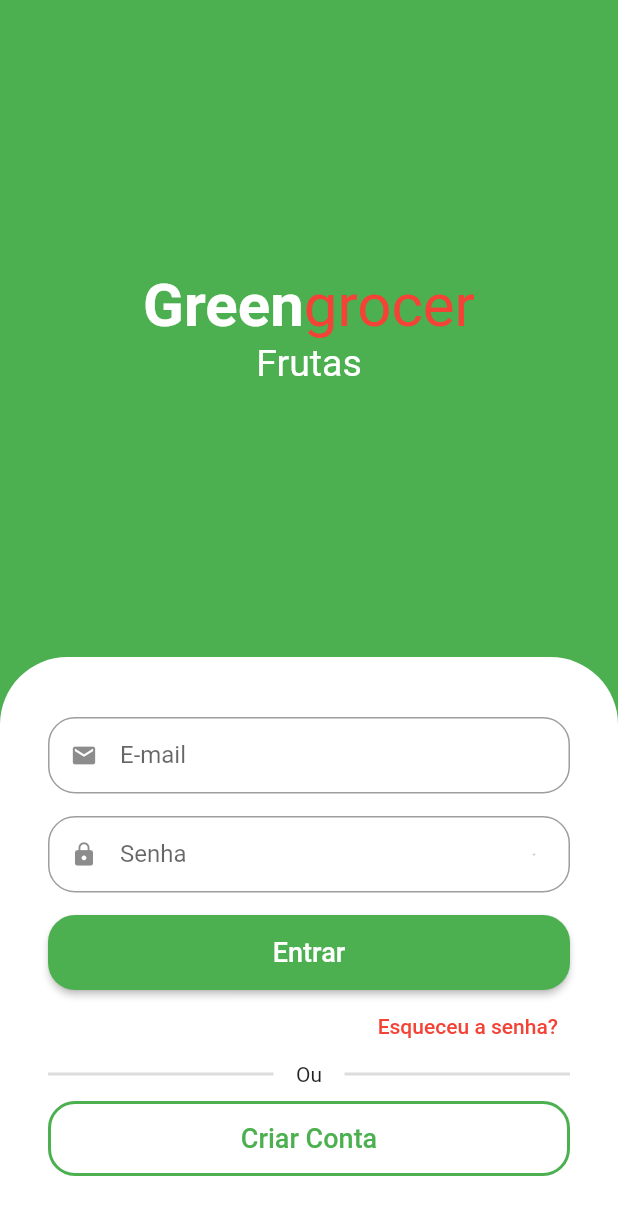
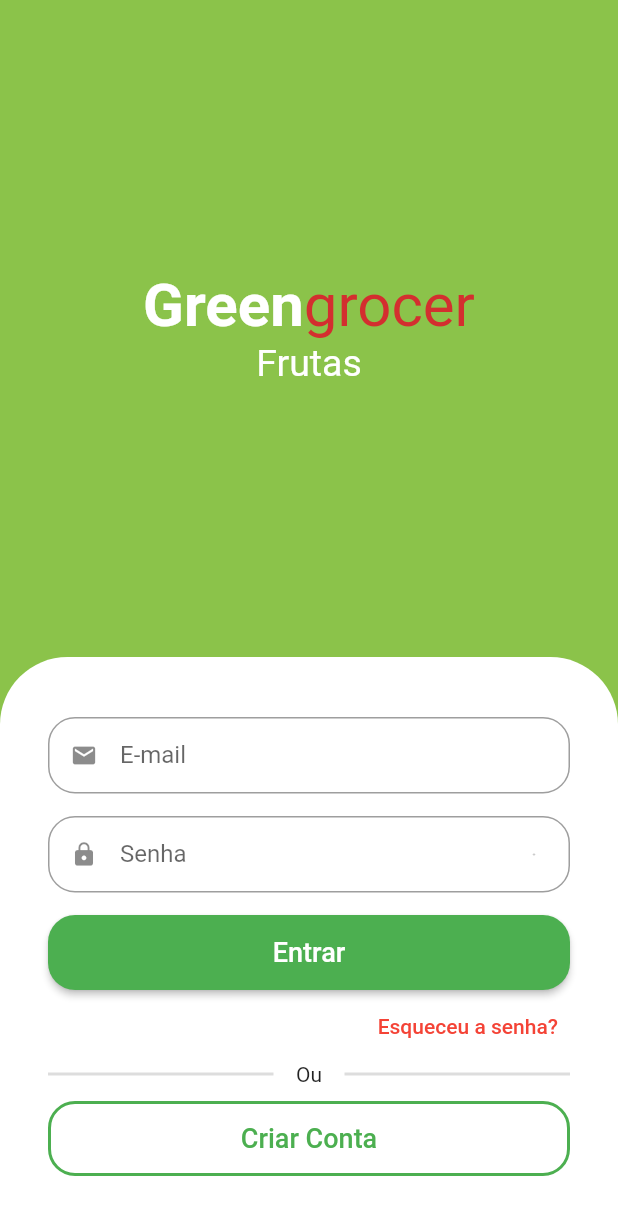
Before and after one commit to soapmactavish23/greengroccer, a Flutter app: the screen it shows after launch, on a phone screen of 412 x 824 dp. Shown: the top 1215 px of the screen. Run offline on Flutter 3.47's test engine with Material 2 defaults, Android fonts, the phone set to English and light mode, and no system bars; drawn by our look-alikes of animated_text_kit.

Commit message:
Criando e adicionando cores customizadas

```diff
--- /dev/null
+++ b/lib/src/auth/config/custom_colors.dart
@@ -0,0 +1,23 @@
+import 'package:flutter/material.dart';
+
+Map<int, Color> _swatchOpacity = {
+  50: const Color.fromRGBO(130, 195, 74, .1),
+  100: const Color.fromRGBO(130, 195, 74, .2),
+  200: const Color.fromRGBO(130, 195, 74, .3),
+  300: const Color.fromRGBO(130, 195, 74, .4),
+  400: const Color.fromRGBO(130, 195, 74, .5),
+  500: const Color.fromRGBO(130, 195, 74, .6),
+  600: const Color.fromRGBO(130, 195, 74, .7),
+  700: const Color.fromRGBO(130, 195, 74, .8),
+  800: const Color.fromRGBO(130, 195, 74, .9),
+  900: const Color.fromRGBO(130, 195, 74, 1),
+};
+
+abstract class CustomColors {
+  static Color customContrastColor = Colors.red.shade700;
+
+  static MaterialColor customSwatchColor = MaterialColor(
+    0xFF8BC34A,
+    _swatchOpacity,
+  );
+}
--- a/lib/src/auth/sign_in_screen.dart
+++ b/lib/src/auth/sign_in_screen.dart
@@ -1,6 +1,7 @@
 import 'package:animated_text_kit/animated_text_kit.dart';
 import 'package:flutter/material.dart';
 import 'package:greengrocer/src/auth/components/custom_text_field.dart';
+import 'package:greengrocer/src/auth/config/custom_colors.dart';
 
 class SignInScreen extends StatelessWidget {
   const SignInScreen({Key? key}) : super(key: key);
@@ -8,17 +9,17 @@ class SignInScreen extends StatelessWidget {
   @override
   Widget build(BuildContext context) {
     return Scaffold(
-      backgroundColor: Colors.green,
+      backgroundColor: CustomColors.customSwatchColor,
       body: Column(children: [
         Expanded(
           child: Column(
             mainAxisAlignment: MainAxisAlignment.center,
             children: [
-              const Text.rich(
+              Text.rich(
                 TextSpan(
-                  style: TextStyle(fontSize: 40),
+                  style: const TextStyle(fontSize: 40),
                   children: [
-                    TextSpan(
+                    const TextSpan(
                       text: "Green",
                       style: TextStyle(
                         color: Colors.white,
@@ -28,7 +29,7 @@ class SignInScreen extends StatelessWidget {
                     TextSpan(
                       text: "grocer",
                       style: TextStyle(
-                        color: Colors.red,
+                        color: CustomColors.customContrastColor,
                       ),
                     ),
                   ],
```
